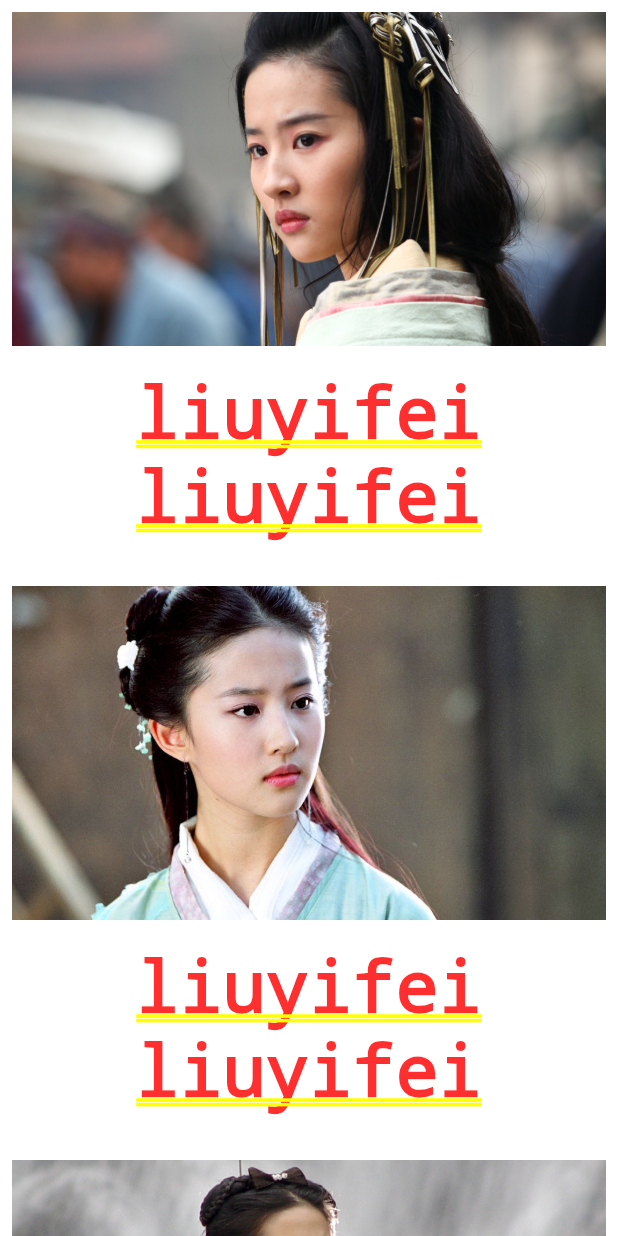
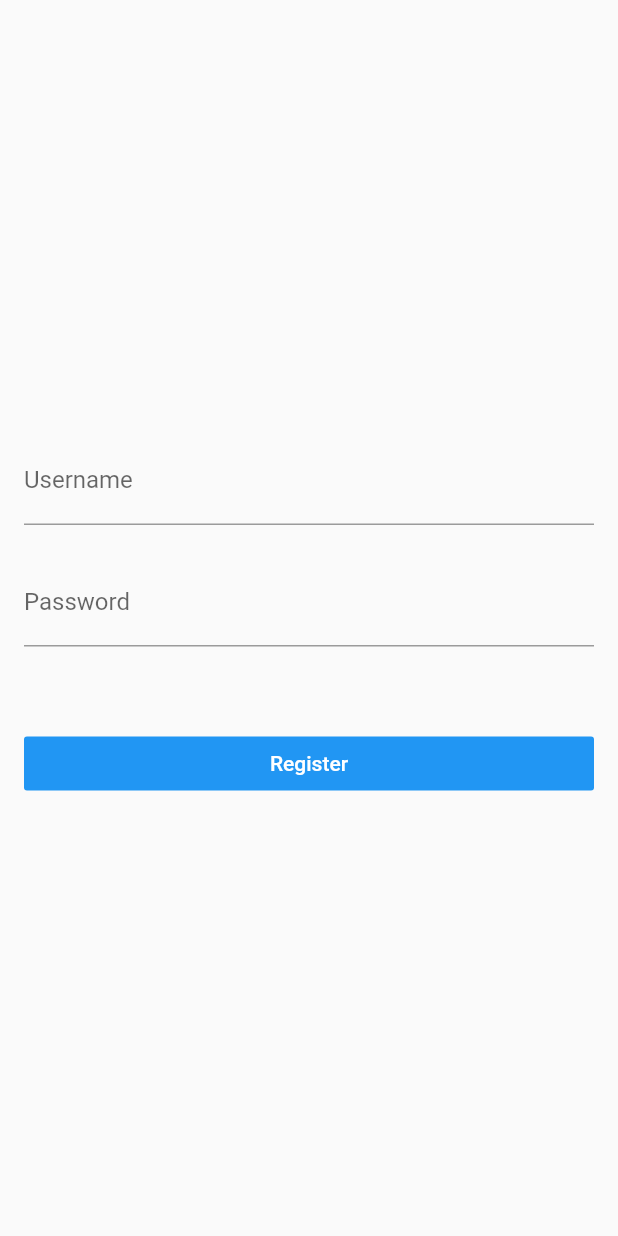
Before and after one commit to datongwxx/flutter_test1, a Flutter app: the screen it shows after launch, on a phone screen of 412 x 824 dp. Run offline on Flutter 3.47's test engine with Material 2 defaults, Android fonts, the phone set to English and light mode, and no system bars.

Commit message:
forms is finished

```diff
--- /dev/null
+++ b/lib/demo/Form_Demo.dart
@@ -0,0 +1,162 @@
+import 'package:flutter/material.dart';
+
+class FormDemo extends StatelessWidget{
+  @override
+  Widget build(BuildContext context) {
+    return Scaffold(
+      body: Theme(
+
+        data: Theme.of(context).copyWith(
+          primaryColor: Colors.black,
+        ),
+        child: Container(
+          padding: EdgeInsets.all(16.0),
+          child: Column(
+            mainAxisAlignment: MainAxisAlignment.center,
+            children: <Widget>[
+              RegisterForm()
+            ],
+          ),
+        ),
+      ),
+    );
+  }
+}
+
+class RegisterForm extends StatefulWidget{
+  RegisterFromState createState()=> RegisterFromState();
+}
+
+class RegisterFromState extends State<RegisterForm>{
+  final registerFormKey = GlobalKey<FormState>();
+  String username,password;
+  bool autovalidate = false;
+
+  String validatorUsername(value){
+    if (value.isEmpty) {
+      return 'Username is null';
+    }
+    return null;
+  }
+
+  String validatorPassword(value){
+    if (value.isEmpty) {
+      return 'Username is null';
+    }
+    return null;
+  }
+
+  void submitRegisterForm(){
+    if (registerFormKey.currentState.validate()) {
+        registerFormKey.currentState.save();
+        debugPrint('username $username');
+        debugPrint('password $password');
+        Scaffold.of(context).showSnackBar(
+          SnackBar(
+            content: Text('Registeing...'),
+          )
+        );
+    } else {
+      setState(() {
+        autovalidate = true;
+      });
+    }
+
+  }
+
+  @override
+  Widget build(BuildContext context) {
+    return Form(
+      key: registerFormKey,
+      child: Column(
+        children: <Widget>[
+          TextFormField(
+            decoration: InputDecoration(
+              labelText: 'Username',
+              helperText: '',
+            ),
+            onSaved: (value){
+              username = value;
+            },
+            validator: validatorUsername,
+            autovalidate: autovalidate,
+          ),
+          TextFormField(
+            obscureText: true,
+            decoration: InputDecoration(
+              labelText: 'Password',
+              helperText: '',
+            ),
+            onSaved: (value){
+              password = value;
+            },
+            validator: validatorPassword,
+            autovalidate: autovalidate,
+          ),
+          SizedBox(height: 32.0),
+          Container(
+            width: double.infinity,
+            child: RaisedButton(
+              color: Theme.of(context).accentColor,
+              child: Text('Register', style: TextStyle(color: Colors.white)),
+              elevation: 0.0,
+              onPressed: submitRegisterForm,
+            ),
+          ),
+        ],
+      ),
+    );
+  }
+}
+
+class TextFieldDemo extends StatefulWidget{
+  TextFieldDemoState createState()=> TextFieldDemoState();
+}
+
+class TextFieldDemoState extends State<TextFieldDemo>{
+  final textEditingController = TextEditingController();
+
+  void dispose(){
+    textEditingController.dispose();
+    super.dispose();
+  }
+
+  void initState(){
+    super.initState();
+    // textEditingController.text = 'hi';
+    textEditingController.addListener(
+      () {
+        debugPrint('input: ${textEditingController.text}');
+      }
+    );
+  }
+
+  @override
+  Widget build(BuildContext context) {
+    return TextField(
+      controller: textEditingController,
+      // onChanged: (value){
+      //   debugPrint('input: $value');
+      // },
+      onSubmitted: (value){
+        debugPrint('submit: $value');
+      },
+      decoration: InputDecoration(
+        icon: Icon(Icons.subject),
+        labelText: 'title',
+        hintText: 'enter thoe post title.',
+        border: OutlineInputBorder(),
+        filled: true,
+      ),
+    );
+  }
+}
+
+class ThemeDemo extends StatelessWidget{
+  @override
+  Widget build(BuildContext context) {
+    return Container(
+      color: Theme.of(context).accentColor,
+    );
+  }
+}
--- a/lib/main.dart
+++ b/lib/main.dart
@@ -3,6 +3,7 @@ import 'demo/ListView_Demo.dart';
 import 'demo/Drawer_Demo.dart';
 import 'demo/BottomNavigationBar_Demo.dart';
 import 'demo/NavigatorDemo.dart';
+import 'demo/Form_Demo.dart';
 
 void main() => runApp(App());
 
@@ -13,15 +14,17 @@ class App extends StatelessWidget{
     return MaterialApp(
       debugShowCheckedModeBanner: false,
       // home: NavigatorDemo(),
-      initialRoute: '/',
+      initialRoute: '/form',
       routes: {
         '/' : (context) => ListViewDemo(),
-        '/about' : (context) => Page(title : 'About')
+        '/about' : (context) => Page(title : 'About'),
+        '/form' : (context) => FormDemo(),
       },
       theme: ThemeData(
         primarySwatch: Colors.deepPurple,
         highlightColor: Color.fromRGBO(255, 255, 255, 0.5),
         splashColor: Colors.white70,
+        accentColor: Colors.blue,
       )
     );
   }
```
Also changed, not shown: 10 other files.
